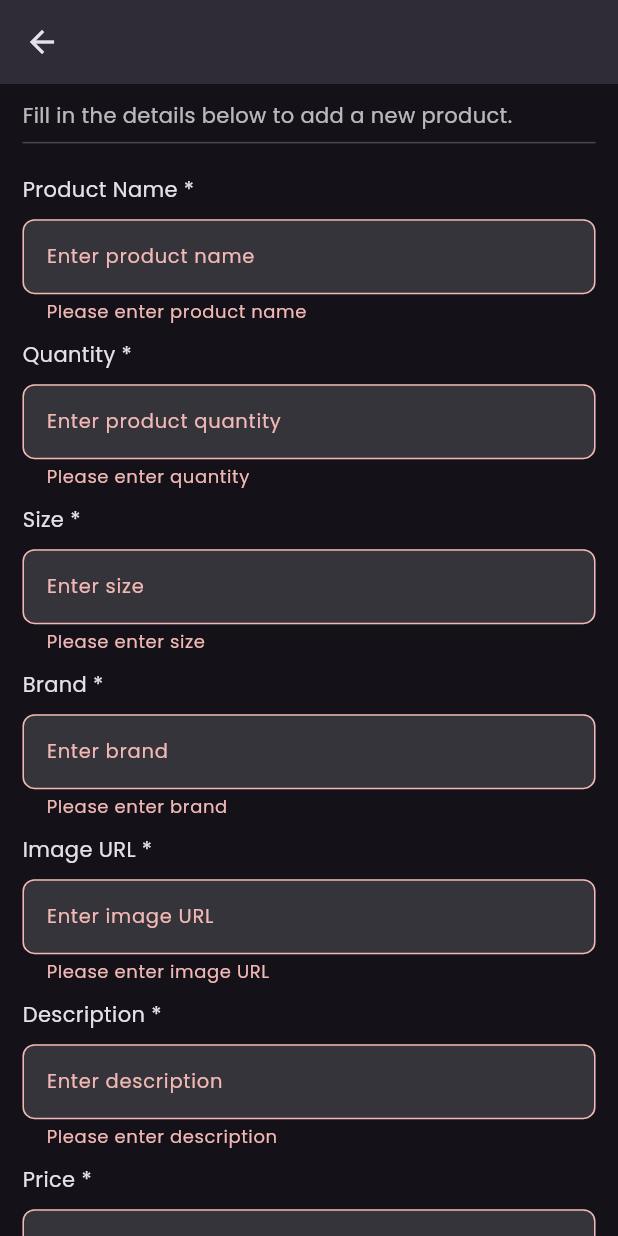
After one commit to sithilxheartz/FilliFY-with-Firebase, a Flutter app: the AddProductPage screen opened directly, scrolled down 297 dp, after a tap on "Add Product", on a phone screen of 412 x 824 dp. The commit adds this screen. Run offline on Flutter 3.47's test engine with Material 3 defaults, Android fonts, the light colour scheme and no system bars; our stand-ins replace cloud_firestore, firebase_core, fl_chart, google_fonts, pdf, printing; accounts and stored records are empty.

Commit message:
created product model, srrvice functions, product menu and details pages

```diff
--- /dev/null
+++ b/lib/cart_service.dart
@@ -0,0 +1,26 @@
+import 'package:fillify_with_firebase/product_model.dart';
+
+class CartService {
+  // Store cart items
+  List<Product> _cartItems = [];
+
+  // Add product to the cart
+  void addToCart(Product product) {
+    _cartItems.add(product);
+  }
+
+  // Remove product from the cart
+  void removeFromCart(Product product) {
+    _cartItems.remove(product);
+  }
+
+  // Get all cart items
+  List<Product> getCartItems() {
+    return _cartItems;
+  }
+
+  // Clear the cart
+  void clearCart() {
+    _cartItems.clear();
+  }
+}
--- a/lib/management_page.dart
+++ b/lib/management_page.dart
@@ -1,4 +1,5 @@
-import 'package:fillify_with_firebase/report_shift.dart';
+import 'package:fillify_with_firebase/product-add_new.dart';
+import 'package:fillify_with_firebase/reporting_module_pages/report_shift.dart';
 import 'package:fillify_with_firebase/reporting_module_pages/report_fuel_stock.dart';
 import 'package:fillify_with_firebase/reporting_module_pages/report_fuel_sales.dart';
 import 'package:fillify_with_firebase/shift_module_pages/pumper_register_page.dart';
@@ -33,6 +34,12 @@ class ManagementPage extends StatelessWidget {
               label: "Add New Stock",
               icon: Icons.add_business_outlined,
               route: AddStockPage(),
+            ),
+            _buildMenuButton(
+              context,
+              label: "Add New Product",
+              icon: Icons.add_business_outlined,
+              route: AddProductPage(),
             ),
             _buildMenuButton(
               context,
--- /dev/null
+++ b/lib/product-add_new.dart
@@ -0,0 +1,215 @@
+import 'package:fillify_with_firebase/product_model.dart';
+import 'package:fillify_with_firebase/product_service.dart';
+import 'package:flutter/material.dart';
+import 'package:fillify_with_firebase/shared/signin_input.dart'; // Custom TextFormField
+import 'package:fillify_with_firebase/shared/custom_button.dart';
+
+class AddProductPage extends StatefulWidget {
+  @override
+  _AddProductPageState createState() => _AddProductPageState();
+}
+
+class _AddProductPageState extends State<AddProductPage> {
+  final _formKey = GlobalKey<FormState>();
+  final ProductService _productService = ProductService();
+
+  final TextEditingController _nameController = TextEditingController();
+  final TextEditingController _quantityController = TextEditingController();
+  final TextEditingController _sizeController = TextEditingController();
+  final TextEditingController _brandController = TextEditingController();
+  final TextEditingController _imgUrlController = TextEditingController();
+  final TextEditingController _descriptionController = TextEditingController();
+  final TextEditingController _priceController =
+      TextEditingController(); // Price controller
+
+  // Submit the form and add the product to Firestore
+  void _submit() async {
+    if (_formKey.currentState!.validate()) {
+      final product = Product(
+        id: '', // Firestore will auto-generate this
+        name: _nameController.text.trim(),
+        quantity: int.parse(_quantityController.text),
+        size: _sizeController.text.trim(),
+        brand: _brandController.text.trim(),
+        imgUrl: _imgUrlController.text.trim(),
+        description: _descriptionController.text.trim(),
+        price: double.parse(_priceController.text), // Adding price
+      );
+
+      try {
+        await _productService.addNewProduct(product);
+        ScaffoldMessenger.of(
+          context,
+        ).showSnackBar(SnackBar(content: Text('Product added successfully')));
+        _nameController.clear();
+        _quantityController.clear();
+        _sizeController.clear();
+        _brandController.clear();
+        _imgUrlController.clear();
+        _descriptionController.clear();
+        _priceController.clear(); // Clear price input
+      } catch (e) {
+        ScaffoldMessenger.of(
+          context,
+        ).showSnackBar(SnackBar(content: Text('Error adding product: $e')));
+      }
+    }
+  }
+
+  @override
+  Widget build(BuildContext context) {
+    return Scaffold(
+      appBar: AppBar(),
+      body: SingleChildScrollView(
+        child: Padding(
+          padding: const EdgeInsets.symmetric(horizontal: 15),
+          child: Form(
+            key: _formKey,
+            child: Column(
+              crossAxisAlignment: CrossAxisAlignment.start,
+              children: [
+                ClipRRect(
+                  borderRadius: BorderRadius.circular(10),
+                  child: Image.asset("assets/img5.png"),
+                ),
+                SizedBox(height: 15),
+                Text(
+                  "Add New Product",
+                  style: TextStyle(fontSize: 30, fontWeight: FontWeight.bold),
+                ),
+                SizedBox(height: 5),
+                Text(
+                  "Fill in the details below to add a new product.",
+                  style: TextStyle(color: Colors.white70),
+                ),
+                Divider(),
+                SizedBox(height: 8),
+
+                // Product Name (using custom TextFormField)
+                SignInInput(
+                  heading: "Product Name *",
+                  controller: _nameController,
+                  isPassword: false,
+                  labelText: "Enter product name",
+                  validator: (value) {
+                    if (value?.isEmpty ?? true) {
+                      return 'Please enter product name';
+                    }
+                    if (value!.length < 3) {
+                      return 'Product name must be at least 3 characters';
+                    }
+                    return null;
+                  },
+                ),
+
+                // Quantity (using custom TextFormField)
+                SignInInput(
+                  heading: "Quantity *",
+                  controller: _quantityController,
+                  isPassword: false,
+                  labelText: "Enter product quantity",
+                  validator: (value) {
+                    if (value?.isEmpty ?? true) {
+                      return 'Please enter quantity';
+                    }
+                    if (int.tryParse(value!) == null || int.parse(value) <= 0) {
+                      return 'Please enter a valid quantity';
+                    }
+                    return null;
+                  },
+                ),
+
+                // Size (using custom TextFormField)
+                SignInInput(
+                  heading: "Size *",
+                  controller: _sizeController,
+                  isPassword: false,
+                  labelText: "Enter size",
+                  validator: (value) {
+                    if (value?.isEmpty ?? true) {
+                      return 'Please enter size';
+                    }
+                    return null;
+                  },
+                ),
+
+                // Brand (using custom TextFormField)
+                SignInInput(
+                  heading: "Brand *",
+                  controller: _brandController,
+                  isPassword: false,
+                  labelText: "Enter brand",
+                  validator: (value) {
+                    if (value?.isEmpty ?? true) {
+                      return 'Please enter brand';
+                    }
+                    return null;
+                  },
+                ),
+
+                // Image URL (using custom TextFormField)
+                SignInInput(
+                  heading: "Image URL *",
+                  controller: _imgUrlController,
+                  isPassword: false,
+                  labelText: "Enter image URL",
+                  validator: (value) {
+                    if (value?.isEmpty ?? true) {
+                      return 'Please enter image URL';
+                    }
+                    final urlPattern = r'(https?|ftp)://[^\s/$.?#].[^\s]*';
+                    final regExp = RegExp(urlPattern);
+                    if (!regExp.hasMatch(value!)) {
+                      return 'Please enter a valid URL';
+                    }
+                    return null;
+                  },
+                ),
+
+                // Description (using custom TextFormField)
+                SignInInput(
+                  heading: "Description *",
+                  controller: _descriptionController,
+                  isPassword: false,
+                  labelText: "Enter description",
+                  validator: (value) {
+                    if (value?.isEmpty ?? true) {
+                      return 'Please enter description';
+                    }
+                    if (value!.length < 10) {
+                      return 'Description must be at least 10 characters';
+                    }
+                    return null;
+                  },
+                ),
+
+                // Price (using custom TextFormField)
+                SignInInput(
+                  heading: "Price *",
+                  controller: _priceController,
+                  isPassword: false,
+                  labelText: "Enter price",
+                  validator: (value) {
+                    if (value?.isEmpty ?? true) {
+                      return 'Please enter price';
+                    }
+                    if (double.tryParse(value!) == null ||
+                        double.parse(value) <= 0) {
+                      return 'Please enter a valid price';
+                    }
+                    return null;
+                  },
+                ),
+
+                SizedBox(height: 15),
+
+                // Submit Button
+                CustomButton(labelText: "Add Product", onPressed: _submit),
+              ],
+            ),
+          ),
+        ),
+      ),
+    );
+  }
+}
--- /dev/null
+++ b/lib/product_model.dart
@@ -0,0 +1,48 @@
+class Product {
+  final String id;
+  final String name;
+  final String description;
+  final double price;
+  final String imgUrl;
+  final String brand;
+  final String size;
+  final int quantity;
+
+  Product({
+    required this.id,
+    required this.name,
+    required this.description,
+    required this.price,
+    required this.imgUrl,
+    required this.brand,
+    required this.size,
+    required this.quantity,
+  });
+
+  // Convert Firestore document to Product object
+  factory Product.fromJson(Map<String, dynamic> data, String id) {
+    return Product(
+      id: id,
+      name: data['name'] ?? '',
+      description: data['description'] ?? '',
+      price: data['price']?.toDouble() ?? 0.0,
+      imgUrl: data['imgUrl'] ?? '',
+      brand: data['brand'] ?? '',
+      size: data['size'] ?? '',
+      quantity: data['quantity']?.toInt() ?? 0,
+    );
+  }
+
+  // Convert Product object to Firestore document
+  Map<String, dynamic> toJson() {
+    return {
+      'name': name,
+      'description': description,
+      'price': price,
+      'imgUrl': imgUrl,
+      'brand': brand,
+      'size': size,
+      'quantity': quantity,
+    };
+  }
+}
--- /dev/null
+++ b/lib/product_service.dart
@@ -0,0 +1,84 @@
+import 'package:cloud_firestore/cloud_firestore.dart';
+import 'package:fillify_with_firebase/product_model.dart';
+
+class ProductService {
+  final FirebaseFirestore _firestore = FirebaseFirestore.instance;
+
+  // Stream to fetch products dynamically
+  Stream<List<Product>> getProductsStream() {
+    return _firestore
+        .collection('products')
+        .snapshots()
+        .map(
+          (querySnapshot) =>
+              querySnapshot.docs
+                  .map(
+                    (doc) => Product.fromJson(
+                      doc.data() as Map<String, dynamic>,
+                      doc.id,
+                    ),
+                  )
+                  .toList(),
+        );
+  }
+
+  // Search products by query (filter by name or brand)
+  Future<List<Product>> searchProducts(String query) async {
+    var result =
+        await _firestore
+            .collection('products')
+            .where('name', isGreaterThanOrEqualTo: query)
+            .get();
+
+    return result.docs
+        .map(
+          (doc) => Product.fromJson(doc.data() as Map<String, dynamic>, doc.id),
+        )
+        .toList();
+  }
+
+  // Fetch all products
+  Future<List<Product>> getAllProducts() async {
+    var result = await _firestore.collection('products').get();
+    return result.docs
+        .map(
+          (doc) => Product.fromJson(doc.data() as Map<String, dynamic>, doc.id),
+        )
+        .toList();
+  }
+
+  // Add a new product to Firestore
+  Future<void> addNewProduct(Product product) async {
+    try {
+      final docRef = await _firestore
+          .collection('products')
+          .add(product.toJson());
+      print("Product added with ID: ${docRef.id}");
+    } catch (e) {
+      print("Error adding product: $e");
+    }
+  }
+
+  // Update an existing product in Firestore
+  Future<void> updateProduct(Product product) async {
+    try {
+      await _firestore
+          .collection('products')
+          .doc(product.id)
+          .update(product.toJson());
+      print("Product updated: ${product.id}");
+    } catch (e) {
+      print("Error updating product: $e");
+    }
+  }
+
+  // Delete a product from Firestore
+  Future<void> deleteProduct(String productId) async {
+    try {
+      await _firestore.collection('products').doc(productId).delete();
+      print("Product deleted: $productId");
+    } catch (e) {
+      print("Error deleting product: $e");
+    }
+  }
+}
--- a/lib/report_shift.dart
+++ b/lib/reporting_module_pages/report_shift.dart
@@ -1,5 +1,5 @@
 import 'package:flutter/material.dart';
-import 'package:fillify_with_firebase/report_shift_service.dart';
+import 'package:fillify_with_firebase/reporting_module_pages/report_shift_service.dart';
 import 'package:fillify_with_firebase/models/shift_model.dart';
 import 'package:pdf/widgets.dart' as pw;
 import 'package:pdf/pdf.dart';
--- a/lib/shared/bottom_navigation_bar.dart
+++ b/lib/shared/bottom_navigation_bar.dart
@@ -1,7 +1,7 @@
 import 'package:flutter/material.dart';
 import 'package:fillify_with_firebase/fuel_stock_module_pages/fuel_stock_page.dart';
 import 'package:fillify_with_firebase/management_page.dart';
-import 'package:fillify_with_firebase/oil_shop_page.dart';
+import 'package:fillify_with_firebase/product_menu.dart';
 import 'package:fillify_with_firebase/shift_module_pages/shift_view_page.dart';
 
 class HomeBar extends StatefulWidget {
@@ -18,7 +18,7 @@ class _HomeBarState extends State<HomeBar> with SingleTickerProviderStateMixin {
 
   // Updated the _pages list without using const.
   static final List<Widget> _pages = [
-    ShopPage(),
+    ProductMenuPage(),
     FuelStockPage(), // No const here, dynamic widget
     ShiftPage(),
     ManagementPage(),
```
Also changed, not shown: lib/oil_shop_page.dart (deleted, +0 -13 lines), lib/product_menu.dart (added, +322 -0 lines), assets/img5.png (added), flutter_02.png (added), lib/reporting_module_pages/report_shift_service.dart (renamed from lib/report_shift_service.dart).
